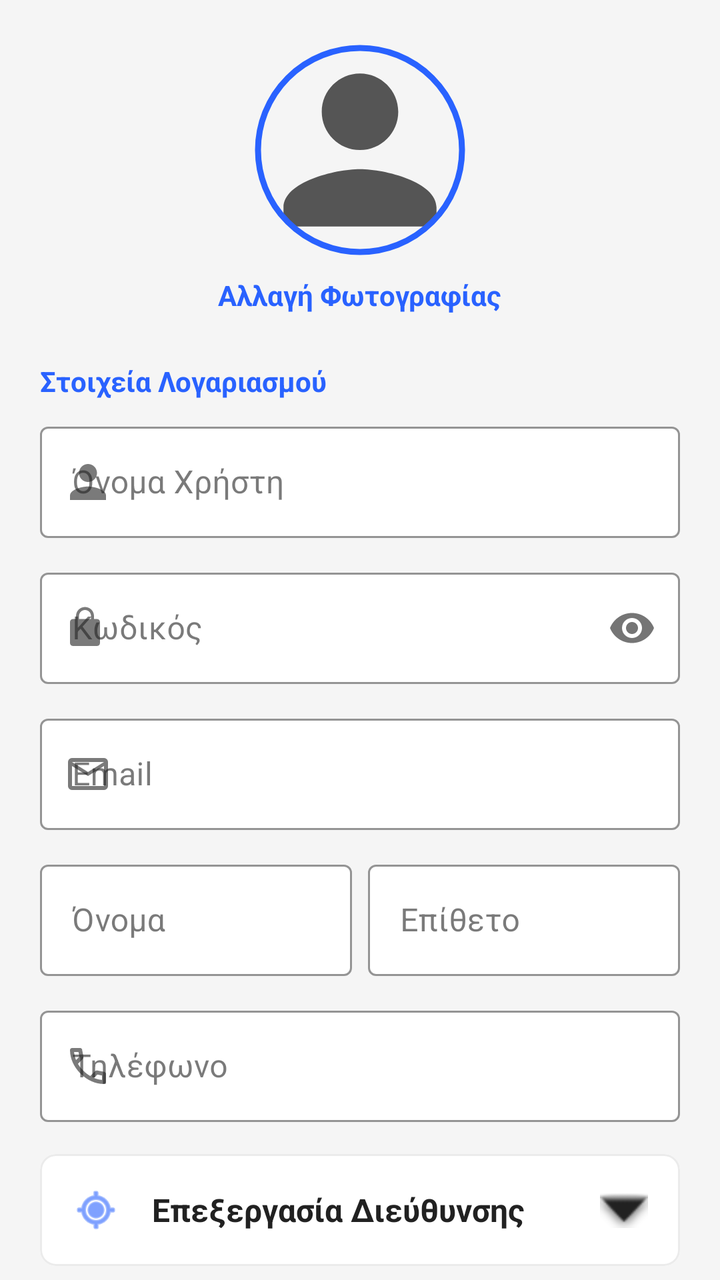
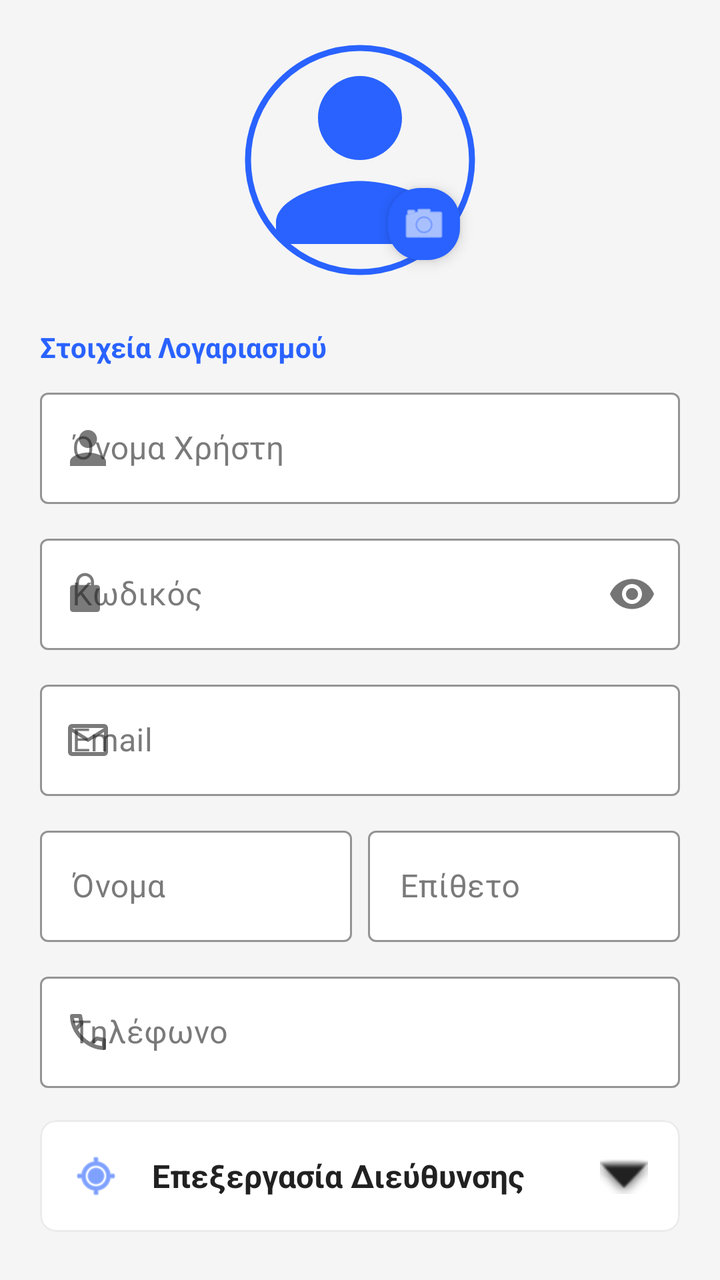

Two renders of the same Android screen: before a commit and after it. Below are the layout's source before the change and the commit's diff.
<!-- AndroidManifest.xml: application theme Theme.Team21 -->
<!-- res/layout/activity_user_edit_data.xml -->
<?xml version="1.0" encoding="utf-8"?>
<androidx.core.widget.NestedScrollView
    xmlns:android="http://schemas.android.com/apk/res/android"
    xmlns:app="http://schemas.android.com/apk/res-auto"
    xmlns:tools="http://schemas.android.com/tools"
    android:id="@+id/main"
    android:layout_width="match_parent"
    android:layout_height="match_parent"
    android:fillViewport="true"
    android:background="?android:attr/windowBackground"
    tools:context=".view.user.EditData.UserEditDataActivity">

    <LinearLayout
        android:layout_width="match_parent"
        android:layout_height="wrap_content"
        android:orientation="vertical"
        android:padding="20dp">

        
        <LinearLayout
            android:layout_width="match_parent"
            android:layout_height="wrap_content"
            android:gravity="center"
            android:layout_marginBottom="24dp"
            android:orientation="vertical">

            <com.google.android.material.imageview.ShapeableImageView
                android:id="@+id/ivProfileImage"
                android:layout_width="110dp"
                android:layout_height="110dp"
                android:src="@drawable/ic_person"
                android:padding="4dp"
                android:scaleType="centerCrop"
                app:strokeWidth="3dp"
                app:strokeColor="?attr/colorPrimary"
                app:shapeAppearanceOverlay="@style/CircleImage" />

            <TextView
                android:id="@+id/tvChangePhoto"
                android:layout_width="wrap_content"
                android:layout_height="wrap_content"
                android:layout_marginTop="8dp"
                android:text="Αλλαγή Φωτογραφίας"
                android:textColor="?attr/colorPrimary"
                android:textStyle="bold"
                android:background="?attr/selectableItemBackground"
                android:clickable="true"
                android:focusable="true" />
        </LinearLayout>

        <TextView
            android:layout_width="wrap_content"
            android:layout_height="wrap_content"
            android:layout_marginBottom="8dp"
            android:text="Στοιχεία Λογαριασμού"
            android:textColor="?attr/colorPrimary"
            android:textStyle="bold" />

        
        <com.google.android.material.textfield.TextInputLayout
            style="@style/Widget.MaterialComponents.TextInputLayout.OutlinedBox"
            android:layout_width="match_parent"
            android:layout_height="wrap_content"
            android:layout_marginBottom="12dp"
            app:boxBackgroundColor="?attr/colorSurface"
            app:boxStrokeColor="?attr/colorPrimary"
            android:hint="Όνομα Χρήστη"
            app:startIconDrawable="@drawable/ic_person">
            <com.google.android.material.textfield.TextInputEditText
                android:id="@+id/etUsername"
                android:layout_width="match_parent"
                android:layout_height="wrap_content"
                android:textColor="?attr/colorOnSurface"
                android:inputType="textPersonName" />
        </com.google.android.material.textfield.TextInputLayout>

        <com.google.android.material.textfield.TextInputLayout
            style="@style/Widget.MaterialComponents.TextInputLayout.OutlinedBox"
            android:layout_width="match_parent"
            android:layout_height="wrap_content"
            android:layout_marginBottom="12dp"
            app:boxBackgroundColor="?attr/colorSurface"
            app:boxStrokeColor="?attr/colorPrimary"
            android:hint="Κωδικός"
            app:passwordToggleEnabled="true"
            app:startIconDrawable="@drawable/ic_lock">
            <com.google.android.material.textfield.TextInputEditText
                android:id="@+id/etPassword"
                android:layout_width="match_parent"
                android:layout_height="wrap_content"
                android:textColor="?attr/colorOnSurface"
                android:inputType="textPassword" />
        </com.google.android.material.textfield.TextInputLayout>

        <com.google.android.material.textfield.TextInputLayout
            style="@style/Widget.MaterialComponents.TextInputLayout.OutlinedBox"
            android:layout_width="match_parent"
            android:layout_height="wrap_content"
            android:layout_marginBottom="12dp"
            app:boxBackgroundColor="?attr/colorSurface"
            app:boxStrokeColor="?attr/colorPrimary"
            android:hint="Email"
            app:startIconDrawable="@drawable/ic_email">
            <com.google.android.material.textfield.TextInputEditText
                android:id="@+id/etEmail"
                android:layout_width="match_parent"
                android:layout_height="wrap_content"
                android:textColor="?attr/colorOnSurface"
                android:inputType="textEmailAddress" />
        </com.google.android.material.textfield.TextInputLayout>

        <LinearLayout
            android:layout_width="match_parent"
            android:layout_height="wrap_content"
            android:orientation="horizontal"
            android:baselineAligned="false">

            <com.google.android.material.textfield.TextInputLayout
                style="@style/Widget.MaterialComponents.TextInputLayout.OutlinedBox"
                android:layout_width="0dp"
                android:layout_height="wrap_content"
                android:layout_marginEnd="8dp"
                android:layout_weight="1"
                app:boxBackgroundColor="?attr/colorSurface"
                app:boxStrokeColor="?attr/colorPrimary"
                android:hint="Όνομα">
                <com.google.android.material.textfield.TextInputEditText
                    android:id="@+id/etFirstName"
                    android:layout_width="match_parent"
                    android:layout_height="wrap_content"
                    android:textColor="?attr/colorOnSurface"
                    android:inputType="textPersonName" />
            </com.google.android.material.textfield.TextInputLayout>

            <com.google.android.material.textfield.TextInputLayout
                style="@style/Widget.MaterialComponents.TextInputLayout.OutlinedBox"
                android:layout_width="0dp"
                android:layout_height="wrap_content"
                android:layout_weight="1"
                app:boxBackgroundColor="?attr/colorSurface"
                app:boxStrokeColor="?attr/colorPrimary"
                android:hint="Επίθετο">
                <com.google.android.material.textfield.TextInputEditText
                    android:id="@+id/etLastName"
                    android:layout_width="match_parent"
                    android:layout_height="wrap_content"
                    android:textColor="?attr/colorOnSurface"
                    android:inputType="textPersonName" />
            </com.google.android.material.textfield.TextInputLayout>
        </LinearLayout>

        <com.google.android.material.textfield.TextInputLayout
            style="@style/Widget.MaterialComponents.TextInputLayout.OutlinedBox"
            android:layout_width="match_parent"
            android:layout_height="wrap_content"
            android:layout_marginTop="12dp"
            android:layout_marginBottom="16dp"
            app:boxBackgroundColor="?attr/colorSurface"
            app:boxStrokeColor="?attr/colorPrimary"
            android:hint="Τηλέφωνο"
            app:startIconDrawable="@drawable/ic_phone">
            <com.google.android.material.textfield.TextInputEditText
                android:id="@+id/etPhone"
                android:layout_width="match_parent"
                android:layout_height="wrap_content"
                android:textColor="?attr/colorOnSurface"
                android:inputType="phone" />
        </com.google.android.material.textfield.TextInputLayout>

        
        <com.google.android.material.card.MaterialCardView
            android:id="@+id/cardToggleAddress"
            android:layout_width="match_parent"
            android:layout_height="wrap_content"
            android:layout_marginBottom="12dp"
            android:clickable="true"
            android:focusable="true"
            app:cardBackgroundColor="?attr/colorSurface"
            app:cardElevation="0dp"
            app:strokeWidth="1dp"
            app:strokeColor="?attr/colorSurfaceVariant"
            app:cardCornerRadius="8dp">

            <LinearLayout
                android:layout_width="match_parent"
                android:layout_height="wrap_content"
                android:orientation="horizontal"
                android:padding="16dp"
                android:gravity="center_vertical">

                <ImageView
                    android:layout_width="24dp"
                    android:layout_height="24dp"
                    android:src="@android:drawable/ic_menu_mylocation"
                    app:tint="?attr/colorPrimary" />

                <TextView
                    android:layout_width="0dp"
                    android:layout_height="wrap_content"
                    android:layout_weight="1"
                    android:layout_marginStart="16dp"
                    android:text="Επεξεργασία Διεύθυνσης"
                    android:textSize="16sp"
                    android:textStyle="bold"
                    android:textColor="?attr/colorOnSurface" />

                <ImageView
                    android:id="@+id/ivAddressToggleArrow"
                    android:layout_width="24dp"
                    android:layout_height="24dp"
                    android:src="@android:drawable/arrow_down_float"
                    app:tint="?attr/colorOnSurface" />
            </LinearLayout>
        </com.google.android.material.card.MaterialCardView>

        
        <LinearLayout
            android:id="@+id/layoutAddressContainer"
            android:layout_width="match_parent"
            android:layout_height="wrap_content"
            android:orientation="vertical"
            android:visibility="gone">

            <LinearLayout
                android:layout_width="match_parent"
                android:layout_height="wrap_content"
                android:orientation="horizontal">
                <com.google.android.material.textfield.TextInputLayout
                    style="@style/Widget.MaterialComponents.TextInputLayout.OutlinedBox"
                    android:layout_width="0dp"
                    android:layout_height="wrap_content"
                    android:layout_marginEnd="8dp"
                    android:layout_weight="3"
                    app:boxBackgroundColor="?attr/colorSurface"
                    app:boxStrokeColor="?attr/colorPrimary"
                    android:hint="Οδός">
                    <com.google.android.material.textfield.TextInputEditText
                        android:id="@+id/etStreet"
                        android:layout_width="match_parent"
                        android:layout_height="wrap_content"
                        android:textColor="?attr/colorOnSurface"
                        android:inputType="textPostalAddress" />
                </com.google.android.material.textfield.TextInputLayout>

                <com.google.android.material.textfield.TextInputLayout
                    style="@style/Widget.MaterialComponents.TextInputLayout.OutlinedBox"
                    android:layout_width="0dp"
                    android:layout_height="wrap_content"
                    android:layout_weight="1"
                    app:boxBackgroundColor="?attr/colorSurface"
                    app:boxStrokeColor="?attr/colorPrimary"
                    android:hint="Αριθμός">
                    <com.google.android.material.textfield.TextInputEditText
                        android:id="@+id/etStreetNo"
                        android:layout_width="match_parent"
                        android:layout_height="wrap_content"
                        android:textColor="?attr/colorOnSurface"
                        android:inputType="number" />
                </com.google.android.material.textfield.TextInputLayout>
            </LinearLayout>

            <LinearLayout
                android:layout_width="match_parent"
                android:layout_height="wrap_content"
                android:orientation="horizontal"
                android:layout_marginTop="12dp">
                <com.google.android.material.textfield.TextInputLayout
                    style="@style/Widget.MaterialComponents.TextInputLayout.OutlinedBox"
                    android:layout_width="0dp"
                    android:layout_height="wrap_content"
                    android:layout_marginEnd="8dp"
                    android:layout_weight="2"
                    app:boxBackgroundColor="?attr/colorSurface"
                    app:boxStrokeColor="?attr/colorPrimary"
                    android:hint="Πόλη">
                    <com.google.android.material.textfield.TextInputEditText
                        android:id="@+id/etCity"
                        android:layout_width="match_parent"
                        android:layout_height="wrap_content"
                        android:textColor="?attr/colorOnSurface"
                        android:inputType="text" />
                </com.google.android.material.textfield.TextInputLayout>

                <com.google.android.material.textfield.TextInputLayout
                    style="@style/Widget.MaterialComponents.TextInputLayout.OutlinedBox"
                    android:layout_width="0dp"
                    android:layout_height="wrap_content"
                    android:layout_weight="1"
                    app:boxBackgroundColor="?attr/colorSurface"
                    app:boxStrokeColor="?attr/colorPrimary"
                    android:hint="Τ.Κ.">
                    <com.google.android.material.textfield.TextInputEditText
                        android:id="@+id/etZip"
                        android:layout_width="match_parent"
                        android:layout_height="wrap_content"
                        android:textColor="?attr/colorOnSurface"
                        android:inputType="number" />
                </com.google.android.material.textfield.TextInputLayout>
            </LinearLayout>

            <com.google.android.material.textfield.TextInputLayout
                style="@style/Widget.MaterialComponents.TextInputLayout.OutlinedBox"
                android:layout_width="match_parent"
                android:layout_height="wrap_content"
                android:layout_marginTop="12dp"
                android:layout_marginBottom="16dp"
                app:boxBackgroundColor="?attr/colorSurface"
                app:boxStrokeColor="?attr/colorPrimary"
                android:hint="Χώρα">
                <com.google.android.material.textfield.TextInputEditText
                    android:id="@+id/etCountry"
                    android:layout_width="match_parent"
                    android:layout_height="wrap_content"
                    android:textColor="?attr/colorOnSurface"
                    android:inputType="text" />
            </com.google.android.material.textfield.TextInputLayout>
        </LinearLayout>

        <com.google.android.material.button.MaterialButton
            android:id="@+id/btnSaveData"
            android:layout_width="match_parent"
            android:layout_height="60dp"
            android:layout_marginTop="16dp"
            android:layout_marginBottom="16dp"
            app:backgroundTint="?attr/colorPrimary"
            android:text="ΑΠΟΘΗΚΕΥΣΗ"
            android:textColor="?attr/colorOnPrimary"
            android:textSize="16sp"
            android:textStyle="bold"
            app:cornerRadius="12dp" />
    </LinearLayout>
</androidx.core.widget.NestedScrollView>
<!-- resources referenced by this layout -->
<resources>
  <!-- drawable ic_email (drawable) -->
  <vector xmlns:android="http://schemas.android.com/apk/res/android"
      android:width="24dp"
      android:height="24dp"
      android:viewportWidth="960"
      android:viewportHeight="960"
      android:tint="?attr/colorControlNormal">
    <path
        android:fillColor="@android:color/white"
        android:pathData="M160,800Q127,800 103.5,776.5Q80,753 80,720L80,240Q80,207 103.5,183.5Q127,160 160,160L800,160Q833,160 856.5,183.5Q880,207 880,240L880,720Q880,753 856.5,776.5Q833,800 800,800L160,800ZM480,520L160,320L160,720Q160,720 160,720Q160,720 160,720L800,720Q800,720 800,720Q800,720 800,720L800,320L480,520ZM480,440L800,240L160,240L480,440ZM160,320L160,240L160,240L160,320L160,720Q160,720 160,720Q160,720 160,720L160,720Q160,720 160,720Q160,720 160,720L160,320Z"/>
  </vector>
  <!-- drawable ic_lock (drawable) -->
  <vector xmlns:android="http://schemas.android.com/apk/res/android"
      android:width="24dp"
      android:height="24dp"
      android:viewportWidth="1024"
      android:viewportHeight="1024">
    <path
        android:fillColor="#555555"
        android:pathData="M704 320h-64v-64c0-105.9-86.1-192-192-192S256 150.1 256 256v64h-64c-35.3 0-64 28.7-64 64v448c0 35.3 28.7 64 64 64h512c35.3 0 64-28.7 64-64V384c0-35.3-28.7-64-64-64z m-384-64c0-70.6 57.4-128 128-128s128 57.4 128 128v64H320v-64z"/>
  </vector>
  <!-- drawable ic_person (drawable) -->
  <vector xmlns:android="http://schemas.android.com/apk/res/android"
      android:width="24dp"
      android:height="24dp"
      android:viewportWidth="1024"
      android:viewportHeight="1024">
    <path
        android:fillColor="#555555"
        android:pathData="M512,512c105.6,0 192,-86.4 192,-192s-86.4,-192 -192,-192 -192,86.4 -192,192S406.4,512 512,512zM512,608c-127.2,0 -384,64.8 -384,192l0,96 768,0 0,-96C896,672.8 639.2,608 512,608z"/>
  </vector>
  <style name="CircleImage">
          <item name="cornerFamily">rounded</item>
          <item name="cornerSize">50%</item>
      </style>
  <style name="Theme.Team21" parent="Base.Theme.Team21" />
  <style name="Base.Theme.Team21" parent="Theme.Material3.DayNight.NoActionBar">
  
          
          <item name="android:windowBackground">@color/bg_light</item>
          <item name="colorSurface">@color/card_light</item>
          <item name="colorSurfaceVariant">@color/input_bg_light</item>
  
          
          <item name="colorOnSurface">@color/text_dark</item>
          <item name="colorOnSurfaceVariant">@color/text_muted_light</item>
  
          <item name="colorOnPrimary">@color/white</item>
  
          
          <item name="colorPrimary">@color/eshop_primary</item>
          <item name="colorSecondary">@color/eshop_accent</item>
  
          <item name="colorError">@color/error_red_light</item>
  
          
          <item name="android:statusBarColor">@color/bg_light</item>
          <item name="android:windowLightStatusBar">true</item>
  
          
          <item name="colorFilterActive">@color/filter_active_light</item>
          <item name="colorFilterUnselected">@color/filter_bg_unselected_light</item>
  
          
          <item name="colorMenuButton">@color/teal_menu_light</item>
      </style>
  <color name="bg_light">#F5F5F5</color>
  <color name="card_light">#FFFFFF</color>
  <color name="input_bg_light">#EBEBEB</color>
  <color name="text_dark">#212121</color>
  <color name="text_muted_light">#757575</color>
  <color name="white">#FFFFFFFF</color>
  <color name="eshop_primary">#2962FF</color>
  <color name="eshop_accent">#FF6D00</color>
  <color name="error_red_light">#D32F2F</color>
  <color name="filter_active_light">#2962FF</color>
  <color name="filter_bg_unselected_light">#E0E0E0</color>
  <color name="teal_menu_light">#009688</color>
  <!-- unchanged entries left out for length: 1 -->
</resources>

<!-- the commit's change to res/layout/activity_user_edit_data.xml (unified diff, before → after) -->
@@ -17,36 +17,39 @@
         android:padding="20dp">
 
         
-        <LinearLayout
-            android:layout_width="match_parent"
-            android:layout_height="wrap_content"
-            android:gravity="center"
-            android:layout_marginBottom="24dp"
-            android:orientation="vertical">
+        <FrameLayout
+            android:layout_width="wrap_content"
+            android:layout_height="wrap_content"
+            android:layout_gravity="center"
+            android:layout_marginBottom="24dp">
 
             <com.google.android.material.imageview.ShapeableImageView
                 android:id="@+id/ivProfileImage"
-                android:layout_width="110dp"
-                android:layout_height="110dp"
+                android:layout_width="120dp"
+                android:layout_height="120dp"
                 android:src="@drawable/ic_person"
                 android:padding="4dp"
                 android:scaleType="centerCrop"
                 app:strokeWidth="3dp"
                 app:strokeColor="?attr/colorPrimary"
-                app:shapeAppearanceOverlay="@style/CircleImage" />
-
-            <TextView
-                android:id="@+id/tvChangePhoto"
+                app:shapeAppearanceOverlay="@style/CircleImage"
+                app:tint="?attr/colorPrimary" />
+
+            
+            <com.google.android.material.floatingactionbutton.FloatingActionButton
+                android:id="@+id/fabEditPhoto"
                 android:layout_width="wrap_content"
                 android:layout_height="wrap_content"
-                android:layout_marginTop="8dp"
-                android:text="Αλλαγή Φωτογραφίας"
-                android:textColor="?attr/colorPrimary"
-                android:textStyle="bold"
-                android:background="?attr/selectableItemBackground"
-                android:clickable="true"
-                android:focusable="true" />
-        </LinearLayout>
+                android:layout_gravity="bottom|end"
+                android:layout_marginEnd="4dp"
+                android:layout_marginBottom="4dp"
+                app:fabCustomSize="36dp"
+                app:srcCompat="@android:drawable/ic_menu_camera"
+                app:tint="?attr/colorOnPrimary"
+                app:backgroundTint="?attr/colorPrimary"
+                app:elevation="4dp"
+                android:contentDescription="Επεξεργασία Φωτογραφίας" />
+        </FrameLayout>
 
         <TextView
             android:layout_width="wrap_content"
